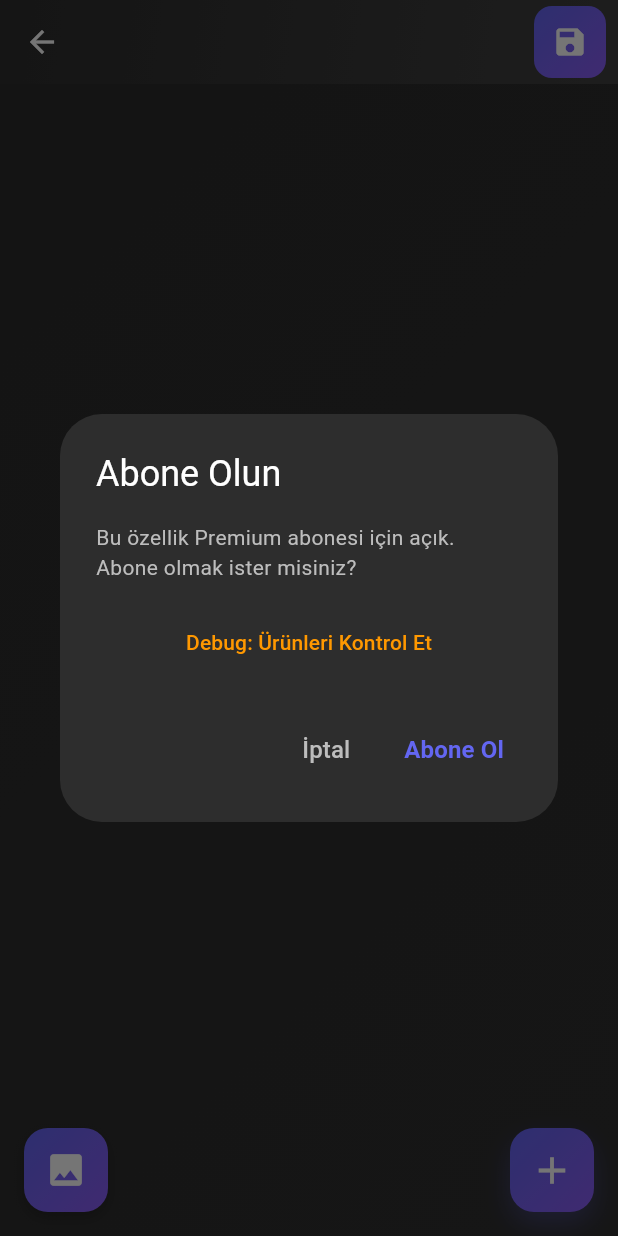
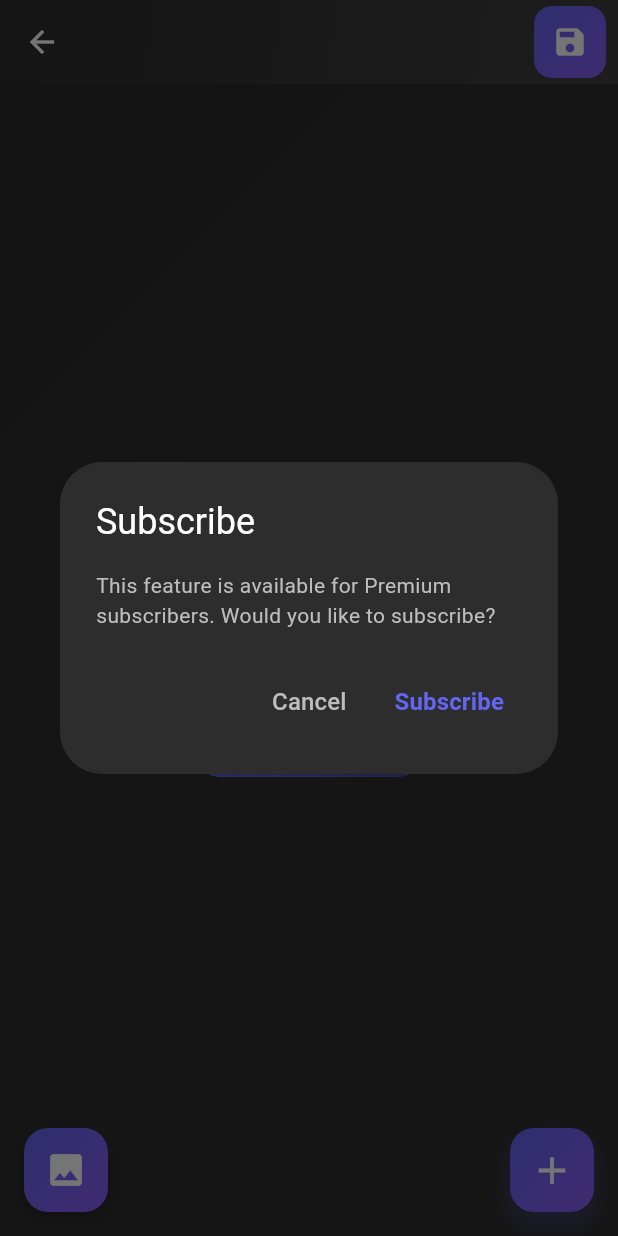
Before and after one commit to dyuta6/ways, a Flutter app: the MyHomePage screen opened directly with empty values, after a tap on the "save" icon, on a phone screen of 412 x 824 dp. Run offline on Flutter 3.47's test engine with Material 3 defaults, Android fonts, the phone set to English and light mode, and no system bars; our stand-ins replace hive, hive_flutter, image_picker; missing offline and left inert: purchases_flutter; accounts and stored records are empty.

Commit message:
v3.54.5.8

```diff
--- a/lib/home_page.dart
+++ b/lib/home_page.dart
@@ -827,39 +827,28 @@ class _MyHomePageState extends State<MyHomePage> {
   }
 
   void _showSubscriptionDialog() {
+    final locale = Localizations.localeOf(context);
+    final isTurkish = locale.languageCode == 'tr';
+
     showDialog(
       context: context,
       builder: (context) => AlertDialog(
         backgroundColor: const Color(0xFF2d2d2d),
         title: Text(
-          'Abone Olun',
+          isTurkish ? 'Abone Olun' : 'Subscribe',
           style: const TextStyle(color: Colors.white),
         ),
-        content: Column(
-          mainAxisSize: MainAxisSize.min,
-          children: [
-            Text(
-              'Bu özellik Premium abonesi için açık. Abone olmak ister misiniz?',
-              style: TextStyle(color: Colors.grey[400]),
-            ),
-            const SizedBox(height: 16),
-            TextButton(
-              onPressed: () async {
-                Navigator.pop(context);
-                await _debugOfferings();
-              },
-              child: Text(
-                'Debug: Ürünleri Kontrol Et',
-                style: TextStyle(color: Colors.orange, fontSize: 14),
-              ),
-            ),
-          ],
+        content: Text(
+          isTurkish
+            ? 'Bu özellik Premium abonesi için açık. Abone olmak ister misiniz?'
+            : 'This feature is available for Premium subscribers. Would you like to subscribe?',
+          style: TextStyle(color: Colors.grey[400]),
         ),
         actions: [
           TextButton(
             onPressed: () => Navigator.pop(context),
             child: Text(
-              'İptal',
+              isTurkish ? 'İptal' : 'Cancel',
               style: TextStyle(color: Colors.grey[400], fontSize: 16),
             ),
           ),
@@ -869,7 +858,7 @@ class _MyHomePageState extends State<MyHomePage> {
               await _purchaseSubscription();
             },
             child: Text(
-              'Abone Ol',
+              isTurkish ? 'Abone Ol' : 'Subscribe',
               style: const TextStyle(color: Color(0xFF6366F1), fontSize: 16, fontWeight: FontWeight.bold),
             ),
           ),
@@ -905,10 +894,15 @@ class _MyHomePageState extends State<MyHomePage> {
         final customerInfo = await Purchases.getCustomerInfo();
         print('Customer entitlements: ${customerInfo.entitlements.active.keys}');
 
+        final locale = Localizations.localeOf(context);
+        final debugMessage = locale.languageCode == 'tr'
+            ? 'iOS Debug bilgileri console\'da görüntülendi'
+            : 'iOS Debug information displayed in console';
+
         ScaffoldMessenger.of(context).showSnackBar(
           SnackBar(
             content: Text(
-              'iOS Debug bilgileri console\'da görüntülendi',
+              debugMessage,
               style: const TextStyle(color: Colors.white, fontWeight: FontWeight.bold),
             ),
             backgroundColor: Colors.blue,
@@ -923,10 +917,15 @@ class _MyHomePageState extends State<MyHomePage> {
         print('Platform: Android');
         print('Subscription özelliği şu anda sadece iOS\'ta aktif');
 
+        final locale = Localizations.localeOf(context);
+        final platformMessage = locale.languageCode == 'tr'
+            ? 'Subscription özelliği sadece iOS\'ta aktif'
+            : 'Subscription feature is only available on iOS';
+
         ScaffoldMessenger.of(context).showSnackBar(
           SnackBar(
             content: Text(
-              'Subscription özelliği sadece iOS\'ta aktif',
+              platformMessage,
               style: const TextStyle(color: Colors.white, fontWeight: FontWeight.bold),
             ),
             backgroundColor: Colors.orange,
@@ -968,10 +967,15 @@ class _MyHomePageState extends State<MyHomePage> {
 
           if (purchaserInfo.entitlements.active.containsKey('premium')) {
             // Başarılı satın alma
+            final locale = Localizations.localeOf(context);
+            final successMessage = locale.languageCode == 'tr'
+                ? 'Premium aboneliğiniz aktif!'
+                : 'Your Premium subscription is active!';
+
             ScaffoldMessenger.of(context).showSnackBar(
               SnackBar(
                 content: Text(
-                  'Premium aboneliğiniz aktif!',
+                  successMessage,
                   style: const TextStyle(color: Colors.white, fontWeight: FontWeight.bold),
                 ),
                 backgroundColor: Colors.green,
@@ -983,11 +987,12 @@ class _MyHomePageState extends State<MyHomePage> {
           }
         } else {
           // Ürün bulunamadı - daha detaylı hata mesajı
-          String errorMessage = 'Ürün bulunamadı.';
+          final locale = Localizations.localeOf(context);
+          String errorMessage = locale.languageCode == 'tr' ? 'Ürün bulunamadı.' : 'Product not found.';
           if (offerings.current == null) {
-            errorMessage += ' Current offering yok.';
+            errorMessage += locale.languageCode == 'tr' ? ' Current offering yok.' : ' Current offering not available.';
           } else if (offerings.current!.availablePackages.isEmpty) {
-            errorMessage += ' Available packages yok.';
+            errorMessage += locale.languageCode == 'tr' ? ' Available packages yok.' : ' Available packages not found.';
           }
 
           ScaffoldMessenger.of(context).showSnackBar(
@@ -1005,10 +1010,15 @@ class _MyHomePageState extends State<MyHomePage> {
         }
       } else {
         // Android'de bilgi mesajı göster
+        final locale = Localizations.localeOf(context);
+        final androidMessage = locale.languageCode == 'tr'
+            ? 'Subscription özelliği şu anda sadece iOS\'ta mevcut'
+            : 'Subscription feature is currently only available on iOS';
+
         ScaffoldMessenger.of(context).showSnackBar(
           SnackBar(
             content: Text(
-              'Subscription özelliği şu anda sadece iOS\'ta mevcut',
+              androidMessage,
               style: const TextStyle(color: Colors.white, fontWeight: FontWeight.bold),
             ),
             backgroundColor: Colors.orange,
@@ -1021,10 +1031,15 @@ class _MyHomePageState extends State<MyHomePage> {
     } catch (e) {
       // Hata durumu
       print('Purchase error: $e');
+      final locale = Localizations.localeOf(context);
+      final errorMessage = locale.languageCode == 'tr'
+          ? 'Satın alma işlemi başarısız: ${e.toString()}'
+          : 'Purchase failed: ${e.toString()}';
+
       ScaffoldMessenger.of(context).showSnackBar(
         SnackBar(
           content: Text(
-            'Satın alma işlemi başarısız: ${e.toString()}',
+            errorMessage,
             style: const TextStyle(color: Colors.white, fontWeight: FontWeight.bold),
           ),
           backgroundColor: Colors.red,
```
